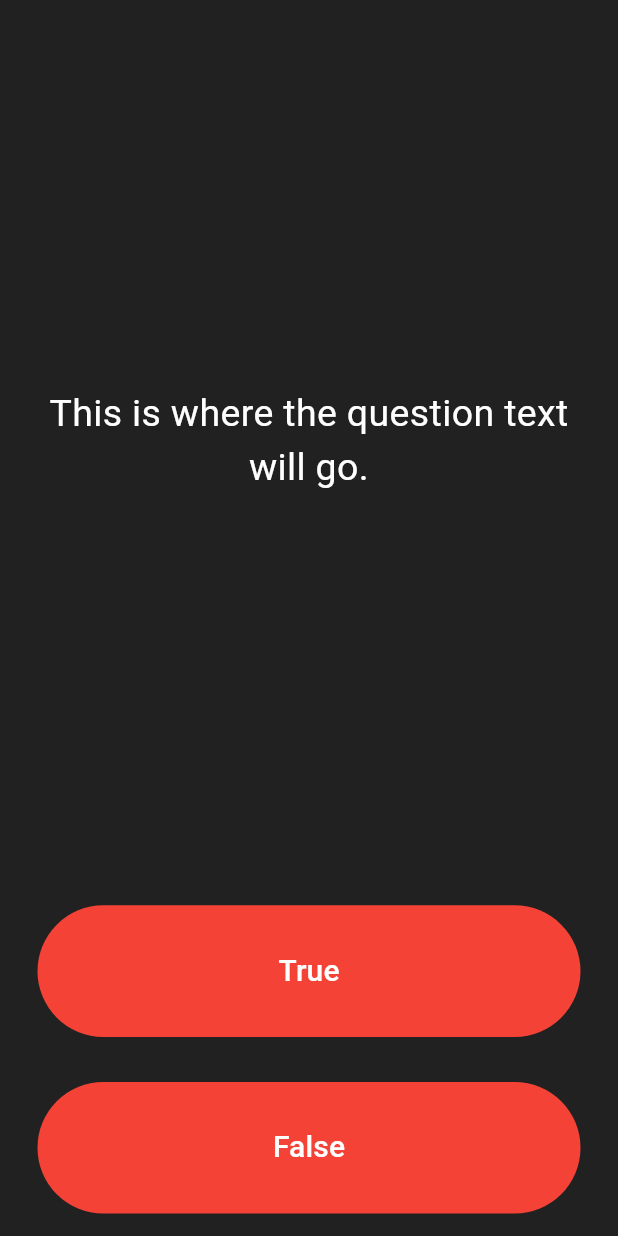
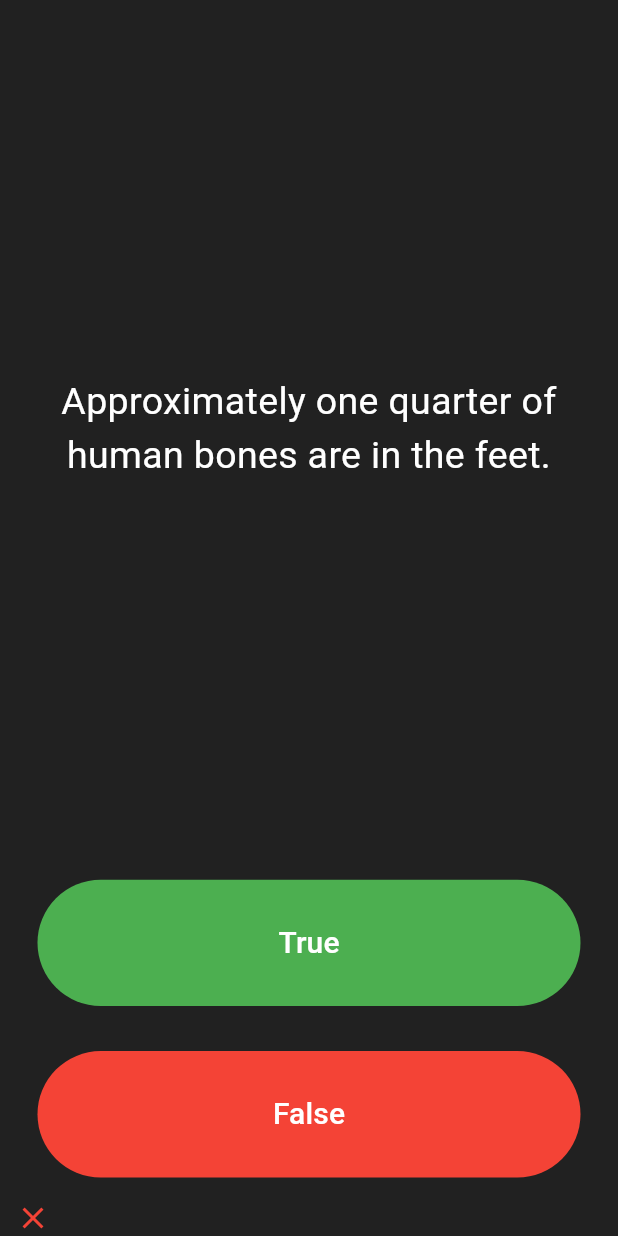
Before and after one commit to alexanderhertsyk/flutter_quizzler, a Flutter app: the screen it shows after launch, after a tap on "True", on a phone screen of 412 x 824 dp. Run offline on Flutter 3.47's test engine with Material 3 defaults, Android fonts, the phone set to English and light mode, and no system bars.

```diff
--- a/lib/main.dart
+++ b/lib/main.dart
@@ -29,21 +29,51 @@ class QuizPage extends StatefulWidget {
 }
 
 class _QuizPageState extends State<QuizPage> {
+  final List<String> _questions = [
+    'You can lead a cow down stairs but not up stairs.',
+    'Approximately one quarter of human bones are in the feet.',
+    'A slug\'s blood is green.',
+  ];
+  final List<bool> _answers = [false, true, true];
+  final List<Icon> _results = [];
+  int _currentQuestionIndex = 0;
+
+  bool get quizFinished => _results.length == _questions.length;
+  bool get anyQuestions => _currentQuestionIndex < _questions.length - 1;
+
+  void answerTapped(bool answer) {
+    if (quizFinished) return;
+
+    checkAnswer(answer);
+
+    if (anyQuestions) showNextQuestion();
+  }
+
+  void showNextQuestion() => setState(() => _currentQuestionIndex++);
+
+  bool answerIsValid(bool answer) => _answers[_currentQuestionIndex] == answer;
+
+  void checkAnswer(bool answer) => setState(() => _results
+      .add(answerIsValid(answer) ? validResultIcon() : invalidResultIcon()));
+
+  Icon validResultIcon() => const Icon(Icons.check, color: Colors.green);
+  Icon invalidResultIcon() => const Icon(Icons.close, color: Colors.red);
+
   @override
   Widget build(BuildContext context) {
     return Column(
       mainAxisAlignment: MainAxisAlignment.spaceBetween,
       crossAxisAlignment: CrossAxisAlignment.stretch,
       children: <Widget>[
-        const Expanded(
+        Expanded(
           flex: 5,
           child: Padding(
-            padding: EdgeInsets.all(10.0),
+            padding: const EdgeInsets.all(10.0),
             child: Center(
               child: Text(
-                'This is where the question text will go.',
+                _questions[_currentQuestionIndex],
                 textAlign: TextAlign.center,
-                style: TextStyle(
+                style: const TextStyle(
                   fontSize: 25.0,
                   color: Colors.white,
                 ),
@@ -56,8 +86,7 @@ class _QuizPageState extends State<QuizPage> {
             padding: const EdgeInsets.all(15.0),
             child: TextButton(
               style: TextButton.styleFrom(
-                backgroundColor: Colors.red,
-                foregroundColor: Colors.white,
+                backgroundColor: Colors.green,
               ),
               child: const Text(
                 'True',
@@ -66,9 +95,7 @@ class _QuizPageState extends State<QuizPage> {
                   fontSize: 20.0,
                 ),
               ),
-              onPressed: () {
-                //The user picked true.
-              },
+              onPressed: () => answerTapped(true),
             ),
           ),
         ),
@@ -86,20 +113,14 @@ class _QuizPageState extends State<QuizPage> {
                   color: Colors.white,
                 ),
               ),
-              onPressed: () {
-                //The user picked false.
-              },
+              onPressed: () => answerTapped(false),
             ),
           ),
         ),
-        //TODO: Add a Row here as your score keeper
+        Row(
+          children: _results,
+        )
       ],
     );
   }
 }
-
-/*
-question1: 'You can lead a cow down stairs but not up stairs.', false,
-question2: 'Approximately one quarter of human bones are in the feet.', true,
-question3: 'A slug\'s blood is green.', true,
-*/
```
